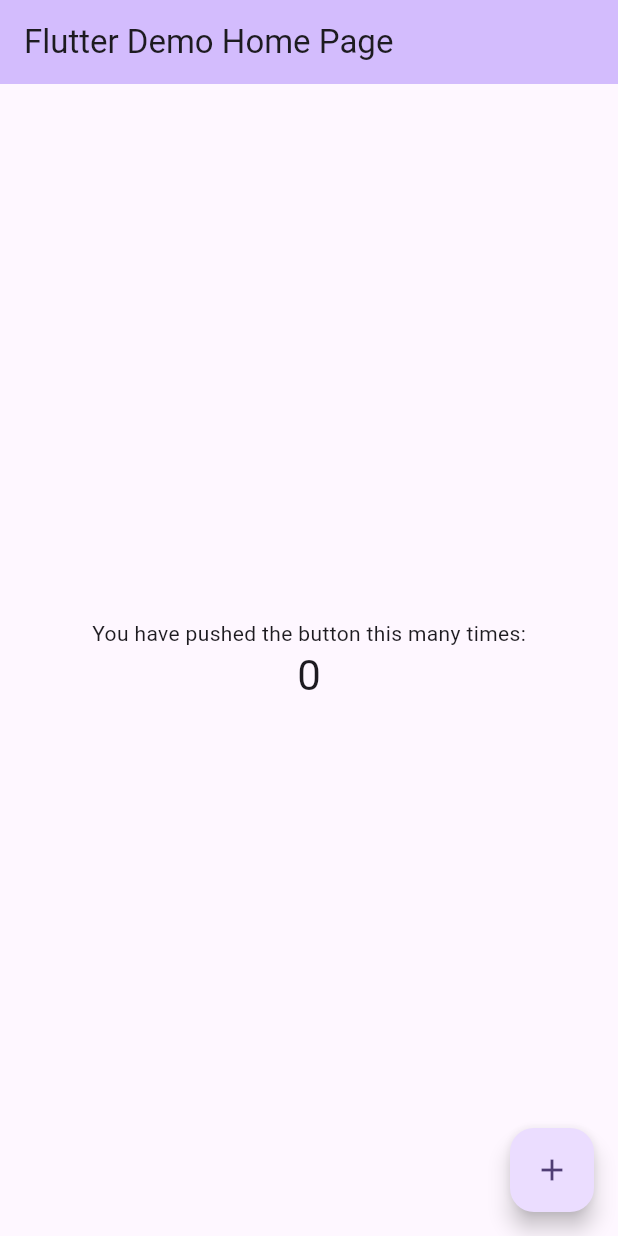
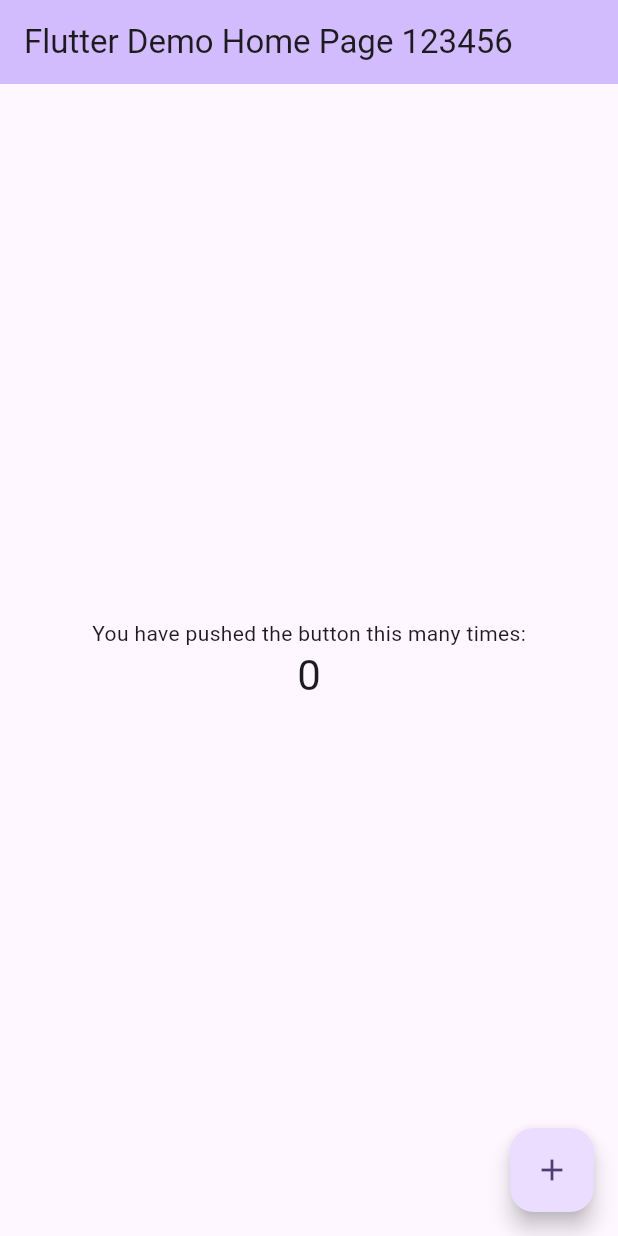
Before and after one commit to TasukuY/Notification_Test, a Flutter app: the screen it shows after launch, on a phone screen of 412 x 824 dp. Run offline on Flutter 3.47's test engine with Material 3 defaults, Android fonts, the phone set to English and light mode, and no system bars.

Commit message:
updated main

```diff
--- a/lib/main.dart
+++ b/lib/main.dart
@@ -11,7 +11,7 @@ class MyApp extends StatelessWidget {
   @override
   Widget build(BuildContext context) {
     return MaterialApp(
-      title: 'Flutter Demo',
+      title: 'Flutter Demo !!!!!!',
       theme: ThemeData(
         // This is the theme of your application.
         //
@@ -31,7 +31,7 @@ class MyApp extends StatelessWidget {
         colorScheme: ColorScheme.fromSeed(seedColor: Colors.deepPurple),
         useMaterial3: true,
       ),
-      home: const MyHomePage(title: 'Flutter Demo Home Page'),
+      home: const MyHomePage(title: 'Flutter Demo Home Page 123456'),
     );
   }
 }
```
